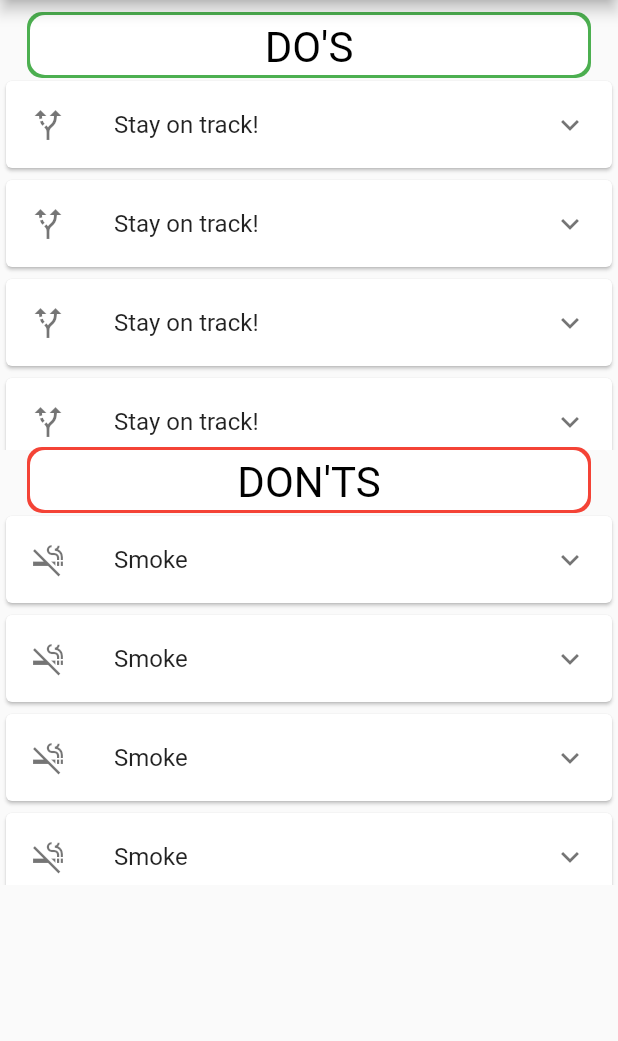
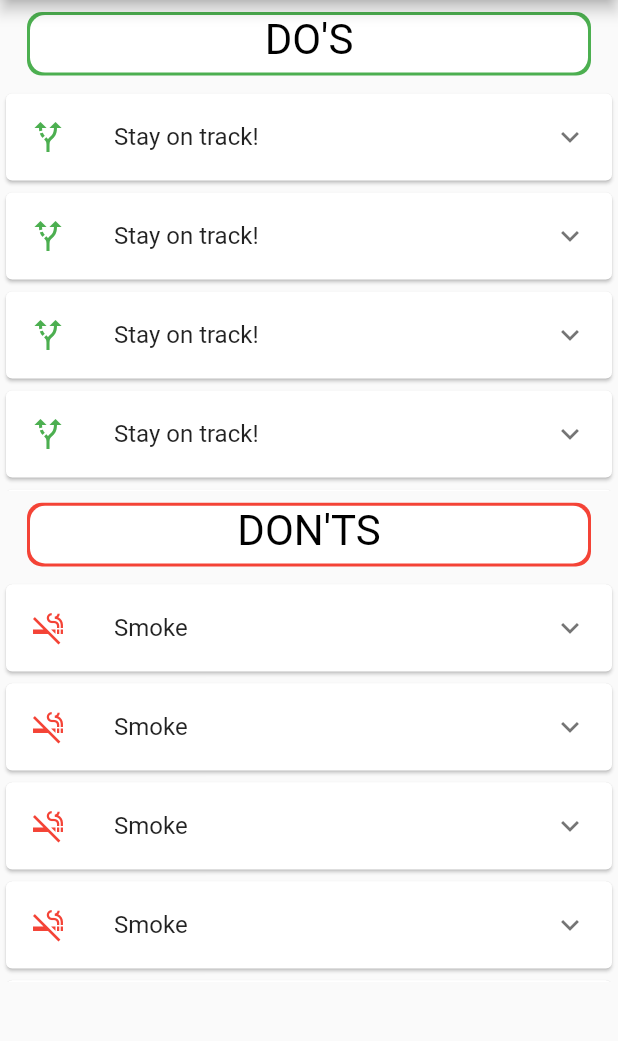
Before and after one commit to wlren/trailmix, a Flutter app: the TrailTipsScreen screen opened by its route, on a phone screen of 412 x 824 dp, the part 84-1125 px from its top. Run offline on Flutter 3.47's test engine with Material 2 defaults, Android fonts, the phone set to English and light mode, and no system bars; our stand-ins replace google_maps_flutter; network calls fail.

```diff
--- a/lib/data/DND_data.dart
+++ b/lib/data/DND_data.dart
@@ -3,35 +3,54 @@ import '../models/dnd.dart';
 
 const DoList = const [
   DND(
-      title: "Stay on track!",
-      description:
-          ' If you are jogging, skating, cycling or using a personal mobility device, please stay on the designated tracks. Please keep left so as to not obstruct fellow park-goers.',
-      icons: Icon(Icons.alt_route)),
+    title: "Stay on track!",
+    description:
+        ' If you are jogging, skating, cycling or using a personal mobility device, please stay on the designated tracks. Please keep left so as to not obstruct fellow park-goers.',
+    icons: Icon(
+      Icons.alt_route,
+      color: Colors.green,
+    ),
+  ),
   DND(
       title: "Stay on track!",
       description:
           ' If you are jogging, skating, cycling or using a personal mobility device, please stay on the designated tracks. Please keep left so as to not obstruct fellow park-goers.',
-      icons: Icon(Icons.alt_route)),
+      icons: Icon(
+        Icons.alt_route,
+        color: Colors.green,
+      )),
   DND(
       title: "Stay on track!",
       description:
           ' If you are jogging, skating, cycling or using a personal mobility device, please stay on the designated tracks. Please keep left so as to not obstruct fellow park-goers.',
-      icons: Icon(Icons.alt_route)),
+      icons: Icon(
+        Icons.alt_route,
+        color: Colors.green,
+      )),
   DND(
       title: "Stay on track!",
       description:
           ' If you are jogging, skating, cycling or using a personal mobility device, please stay on the designated tracks. Please keep left so as to not obstruct fellow park-goers.',
-      icons: Icon(Icons.alt_route)),
+      icons: Icon(
+        Icons.alt_route,
+        color: Colors.green,
+      )),
   DND(
       title: "Stay on track!",
       description:
           ' If you are jogging, skating, cycling or using a personal mobility device, please stay on the designated tracks. Please keep left so as to not obstruct fellow park-goers.',
-      icons: Icon(Icons.alt_route)),
+      icons: Icon(
+        Icons.alt_route,
+        color: Colors.green,
+      )),
   DND(
       title: "Stay on track!",
       description:
           ' If you are jogging, skating, cycling or using a personal mobility device, please stay on the designated tracks. Please keep left so as to not obstruct fellow park-goers.',
-      icons: Icon(Icons.alt_route)),
+      icons: Icon(
+        Icons.alt_route,
+        color: Colors.green,
+      )),
 ];
 
 const DoNotList = const [
@@ -39,36 +58,54 @@ const DoNotList = const [
     title: "Smoke",
     description:
         "Smoking is prohibited at covered spaces, shelters, toilets, playgrounds, fitness corners, carparks, as well as in areas where no-smoking signs have been installed, including the smoke-free parks and Nature Reserves. Let's keep our Nature Reserves, parks and gardens smoke-free for everyone to enjoy.",
-    icons: Icon(Icons.smoke_free),
+    icons: Icon(
+      Icons.smoke_free,
+      color: Colors.red,
+    ),
   ),
   DND(
     title: "Smoke",
     description:
         "Smoking is prohibited at covered spaces, shelters, toilets, playgrounds, fitness corners, carparks, as well as in areas where no-smoking signs have been installed, including the smoke-free parks and Nature Reserves. Let's keep our Nature Reserves, parks and gardens smoke-free for everyone to enjoy.",
-    icons: Icon(Icons.smoke_free),
+    icons: Icon(
+      Icons.smoke_free,
+      color: Colors.red,
+    ),
   ),
   DND(
     title: "Smoke",
     description:
         "Smoking is prohibited at covered spaces, shelters, toilets, playgrounds, fitness corners, carparks, as well as in areas where no-smoking signs have been installed, including the smoke-free parks and Nature Reserves. Let's keep our Nature Reserves, parks and gardens smoke-free for everyone to enjoy.",
-    icons: Icon(Icons.smoke_free),
+    icons: Icon(
+      Icons.smoke_free,
+      color: Colors.red,
+    ),
   ),
   DND(
     title: "Smoke",
     description:
         "Smoking is prohibited at covered spaces, shelters, toilets, playgrounds, fitness corners, carparks, as well as in areas where no-smoking signs have been installed, including the smoke-free parks and Nature Reserves. Let's keep our Nature Reserves, parks and gardens smoke-free for everyone to enjoy.",
-    icons: Icon(Icons.smoke_free),
+    icons: Icon(
+      Icons.smoke_free,
+      color: Colors.red,
+    ),
   ),
   DND(
     title: "Smoke",
     description:
         "Smoking is prohibited at covered spaces, shelters, toilets, playgrounds, fitness corners, carparks, as well as in areas where no-smoking signs have been installed, including the smoke-free parks and Nature Reserves. Let's keep our Nature Reserves, parks and gardens smoke-free for everyone to enjoy.",
-    icons: Icon(Icons.smoke_free),
+    icons: Icon(
+      Icons.smoke_free,
+      color: Colors.red,
+    ),
   ),
   DND(
     title: "Smoke",
     description:
         "Smoking is prohibited at covered spaces, shelters, toilets, playgrounds, fitness corners, carparks, as well as in areas where no-smoking signs have been installed, including the smoke-free parks and Nature Reserves. Let's keep our Nature Reserves, parks and gardens smoke-free for everyone to enjoy.",
-    icons: Icon(Icons.smoke_free),
+    icons: Icon(
+      Icons.smoke_free,
+      color: Colors.red,
+    ),
   ),
 ];
--- a/lib/screens/trail_tips_screen.dart
+++ b/lib/screens/trail_tips_screen.dart
@@ -7,6 +7,7 @@ class TrailTipsScreen extends StatelessWidget {
   static const routeName = '/trail_tips_screen';
 
   Widget build(BuildContext context) {
+    double height = MediaQuery.of(context).size.height;
     return Scaffold(
       appBar: AppBar(
         title: const Text("Trail Tips"),
@@ -14,9 +15,9 @@ class TrailTipsScreen extends StatelessWidget {
       drawer: AppDrawer(),
       body: Column(
         children: [
-          Container(
-            margin: const EdgeInsets.only(left: 20, right: 20, top: 10),
-            padding: const EdgeInsets.only(top: 5),
+          Padding(
+            padding: const EdgeInsets.fromLTRB(20, 10, 20, 10),
+            child: Container(
               child: Text(
                 "DO'S",
                 textScaleFactor: 2,
@@ -32,11 +33,12 @@ class TrailTipsScreen extends StatelessWidget {
                   BoxShadow(color: Colors.green, spreadRadius: 2),
                 ],
               ),
-            height: 40,
+              height: (height - AppBar().preferredSize.height) * 0.05,
               width: double.infinity,
             ),
+          ),
           Container(
-            height: 250,
+            height: (height - AppBar().preferredSize.height) * 0.35,
             child: ListView.builder(
               itemCount: DoList.length,
               itemBuilder: (context, index) {
@@ -53,9 +55,9 @@ class TrailTipsScreen extends StatelessWidget {
               },
             ),
           ),
-          Container(
-            margin: const EdgeInsets.symmetric(horizontal: 20),
-            padding: const EdgeInsets.only(top: 5),
+          Padding(
+            padding: const EdgeInsets.fromLTRB(20, 10, 20, 10),
+            child: Container(
               child: Text(
                 "DON'TS",
                 textScaleFactor: 2,
@@ -71,11 +73,12 @@ class TrailTipsScreen extends StatelessWidget {
                   BoxShadow(color: Colors.red, spreadRadius: 2),
                 ],
               ),
-            height: 40,
+              height: (height - AppBar().preferredSize.height) * 0.05,
               width: double.infinity,
             ),
+          ),
           Container(
-            height: 250,
+            height: (height - AppBar().preferredSize.height) * 0.35,
             child: ListView.builder(
               itemCount: DoNotList.length,
               itemBuilder: (context, index) {
```
Also changed, not shown: lib/screens/attraction_detail_screen.dart (+89 -1 lines), lib/screens/attractions_overview_screen.dart (+11 -4 lines). Lines whose indentation alone changed are shown as unchanged.
